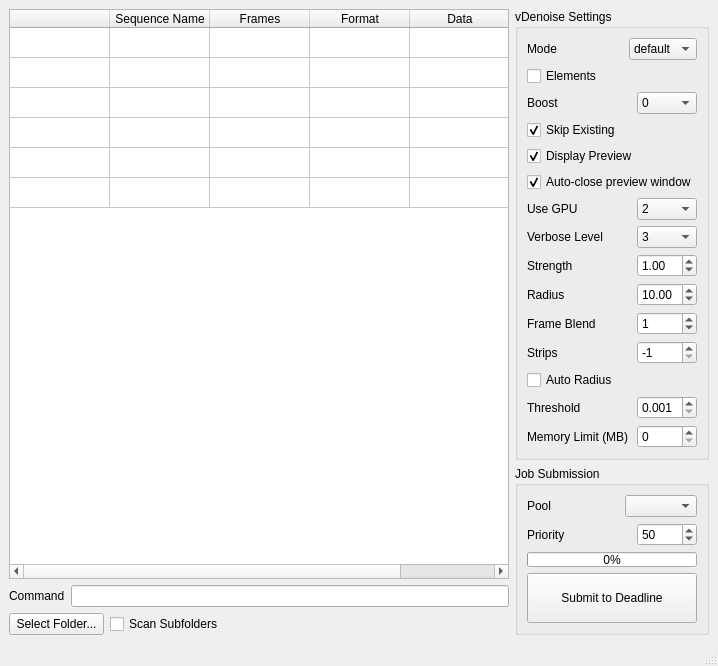
Before: the Qt Designer form VrayDenoiser/ui_mainWindow.ui in p3rfilov/Deadline, drawn with Qt 5.
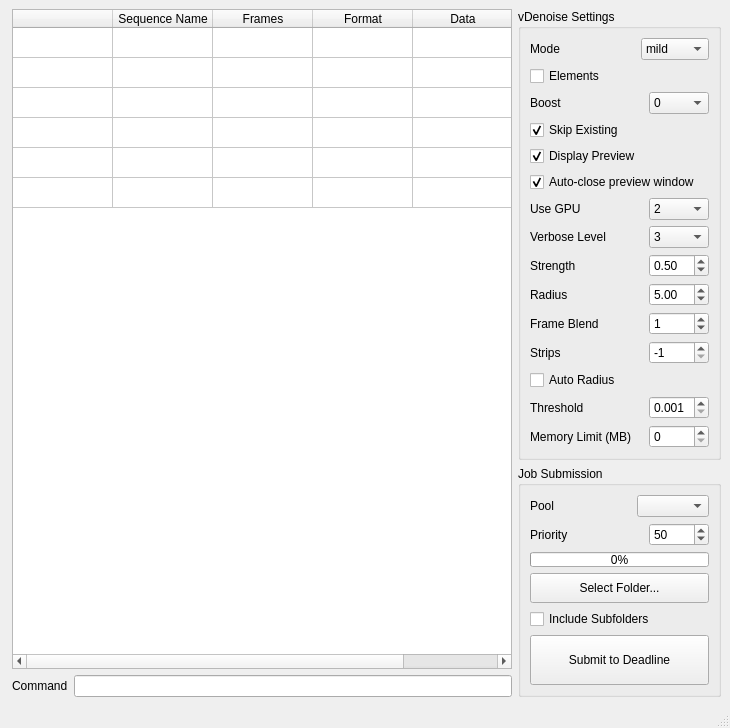
After: the same form once the commit is applied.

Diff of the .ui file:
```diff
--- a/VrayDenoiser/ui_mainWindow.ui
+++ b/VrayDenoiser/ui_mainWindow.ui
@@ -6,8 +6,8 @@
    <rect>
     <x>0</x>
     <y>0</y>
-    <width>717</width>
-    <height>657</height>
+    <width>730</width>
+    <height>716</height>
    </rect>
   </property>
   <property name="windowTitle">
@@ -15,6 +15,22 @@
   </property>
   <widget class="QWidget" name="centralwidget">
    <layout class="QHBoxLayout" name="horizontalLayout_15">
+    <item>
+     <spacer name="horizontalSpacer">
+      <property name="orientation">
+       <enum>Qt::Horizontal</enum>
+      </property>
+      <property name="sizeType">
+       <enum>QSizePolicy::Expanding</enum>
+      </property>
+      <property name="sizeHint" stdset="0">
+       <size>
+        <width>40</width>
+        <height>20</height>
+       </size>
+      </property>
+     </spacer>
+    </item>
     <item>
      <layout class="QVBoxLayout" name="verticalLayout_5">
       <item>
@@ -124,55 +140,8 @@
         </item>
        </layout>
       </item>
-      <item>
-       <layout class="QHBoxLayout" name="horizontalLayout_13">
-        <item>
-         <widget class="QPushButton" name="selectFolder">
-          <property name="text">
-           <string> Select Folder... </string>
-          </property>
-         </widget>
-        </item>
-        <item>
-         <widget class="QCheckBox" name="scanSubfolders">
-          <property name="text">
-           <string>Scan Subfolders</string>
-          </property>
-         </widget>
-        </item>
-        <item>
-         <spacer name="horizontalSpacer_14">
-          <property name="orientation">
-           <enum>Qt::Horizontal</enum>
-          </property>
-          <property name="sizeHint" stdset="0">
-           <size>
-            <width>40</width>
-            <height>20</height>
-           </size>
-          </property>
-         </spacer>
-        </item>
-       </layout>
-      </item>
      </layout>
     </item>
-    <item>
-     <spacer name="horizontalSpacer">
-      <property name="orientation">
-       <enum>Qt::Horizontal</enum>
-      </property>
-      <property name="sizeType">
-       <enum>QSizePolicy::Expanding</enum>
-      </property>
-      <property name="sizeHint" stdset="0">
-       <size>
-        <width>40</width>
-        <height>20</height>
-       </size>
-      </property>
-     </spacer>
-    </item>
     <item>
      <layout class="QVBoxLayout" name="verticalLayout_4">
       <item>
@@ -226,7 +195,7 @@
                 </size>
                </property>
                <property name="currentIndex">
-                <number>1</number>
+                <number>2</number>
                </property>
                <item>
                 <property name="text">
@@ -252,6 +221,9 @@
              <property name="text">
               <string>Elements</string>
              </property>
+             <property name="checked">
+              <bool>false</bool>
+             </property>
             </widget>
            </item>
            <item>
@@ -508,7 +480,7 @@
                 <double>0.100000000000000</double>
                </property>
                <property name="value">
-                <double>1.000000000000000</double>
+                <double>0.500000000000000</double>
                </property>
               </widget>
              </item>
@@ -551,7 +523,7 @@
                 <double>50.000000000000000</double>
                </property>
                <property name="value">
-                <double>10.000000000000000</double>
+                <double>5.000000000000000</double>
                </property>
               </widget>
              </item>
@@ -845,6 +817,26 @@
            </property>
           </widget>
          </item>
+         <item>
+          <widget class="QPushButton" name="selectFolder">
+           <property name="minimumSize">
+            <size>
+             <width>0</width>
+             <height>30</height>
+            </size>
+           </property>
+           <property name="text">
+            <string> Select Folder... </string>
+           </property>
+          </widget>
+         </item>
+         <item>
+          <widget class="QCheckBox" name="scanSubfolders">
+           <property name="text">
+            <string>Include Subfolders</string>
+           </property>
+          </widget>
+         </item>
          <item>
           <widget class="QPushButton" name="submit">
            <property name="minimumSize">
```
Left out of the diff: 2 changed lines with no effect on the pictures.
